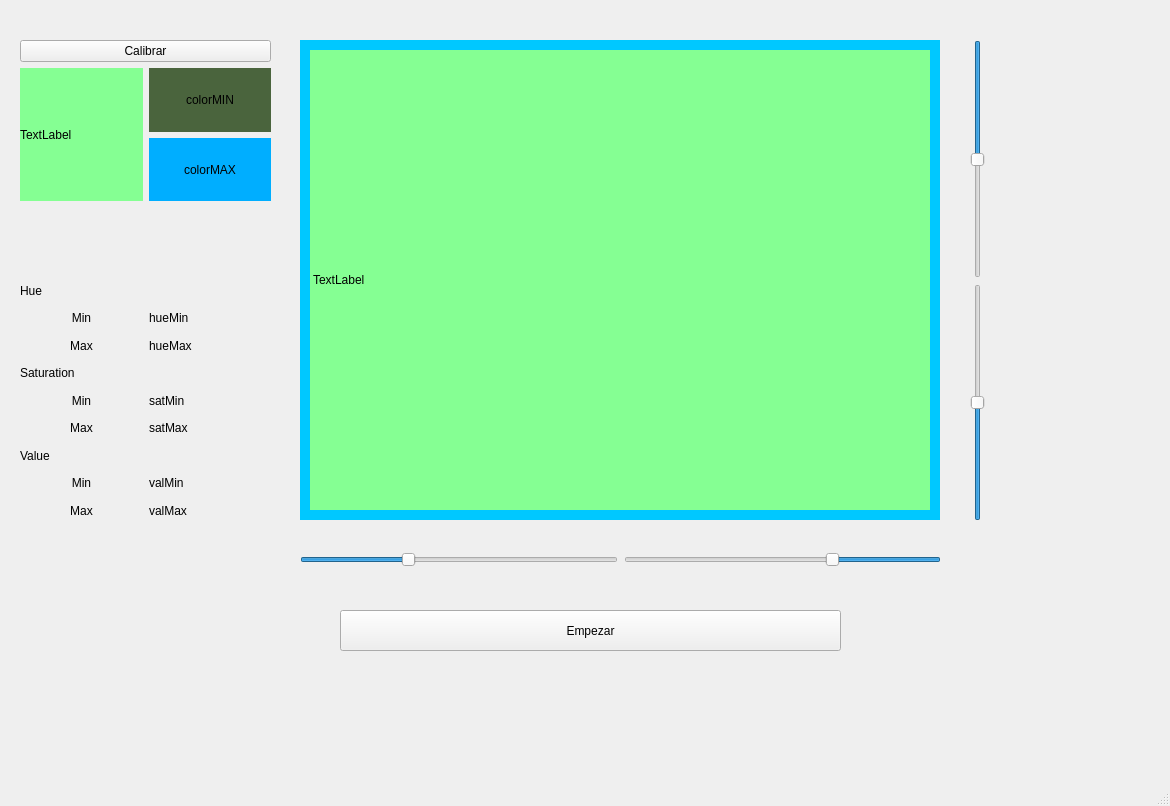
The window that ui/MainUI.ui (Kolark/Proyecto1VisionArtificial) describes before a commit, drawn with Qt 5.
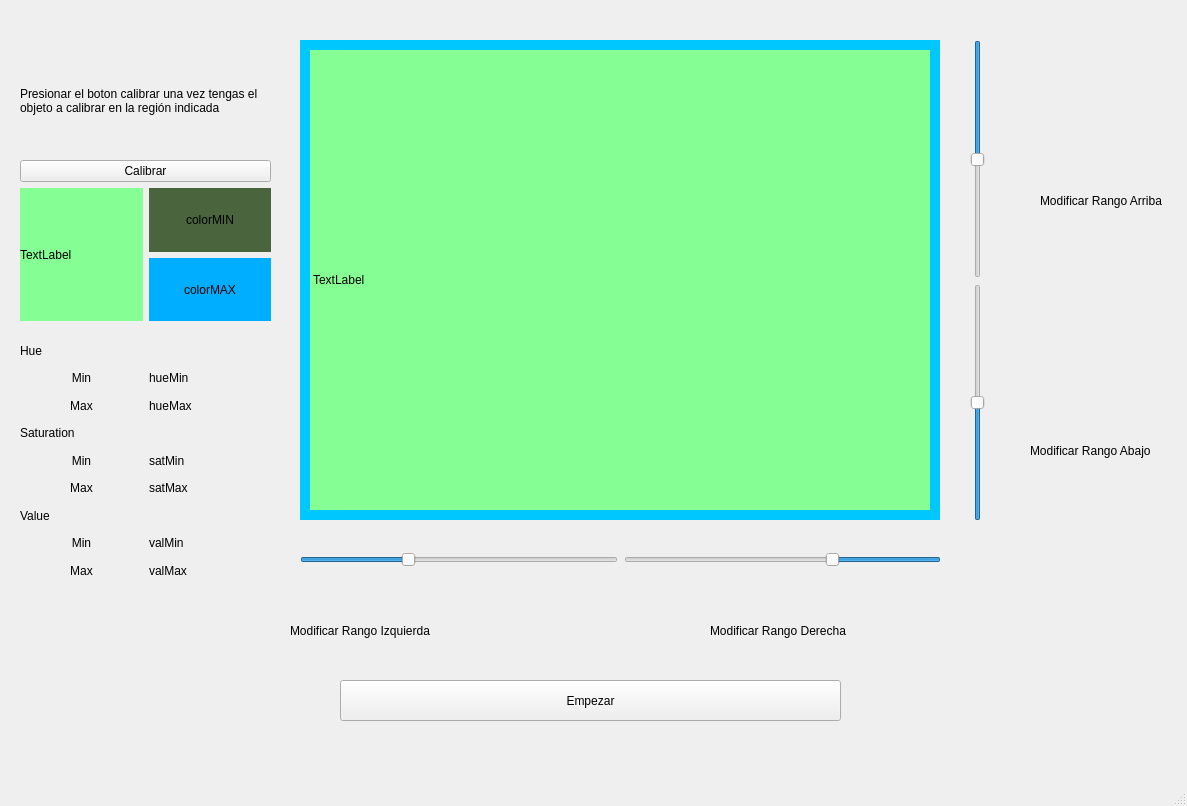
The same window after the commit.

The edit to the form file:
```diff
--- a/ui/MainUI.ui
+++ b/ui/MainUI.ui
@@ -6,7 +6,7 @@
    <rect>
     <x>0</x>
     <y>0</y>
-    <width>1170</width>
+    <width>1187</width>
     <height>806</height>
    </rect>
   </property>
@@ -18,7 +18,7 @@
     <property name="geometry">
      <rect>
       <x>20</x>
-      <y>40</y>
+      <y>160</y>
       <width>251</width>
       <height>161</height>
      </rect>
@@ -104,7 +104,7 @@
     <property name="geometry">
      <rect>
       <x>20</x>
-      <y>280</y>
+      <y>340</y>
       <width>251</width>
       <height>241</height>
      </rect>
@@ -281,7 +281,7 @@
     <property name="geometry">
      <rect>
       <x>340</x>
-      <y>610</y>
+      <y>680</y>
       <width>501</width>
       <height>41</height>
      </rect>
@@ -384,6 +384,86 @@
      </item>
     </layout>
    </widget>
+   <widget class="QLabel" name="label_4">
+    <property name="geometry">
+     <rect>
+      <x>20</x>
+      <y>50</y>
+      <width>251</width>
+      <height>101</height>
+     </rect>
+    </property>
+    <property name="text">
+     <string>Presionar el boton calibrar una vez tengas el objeto a calibrar en la región indicada</string>
+    </property>
+    <property name="wordWrap">
+     <bool>true</bool>
+    </property>
+   </widget>
+   <widget class="QLabel" name="label_5">
+    <property name="geometry">
+     <rect>
+      <x>290</x>
+      <y>610</y>
+      <width>301</width>
+      <height>41</height>
+     </rect>
+    </property>
+    <property name="text">
+     <string>Modificar Rango Izquierda</string>
+    </property>
+    <property name="wordWrap">
+     <bool>true</bool>
+    </property>
+   </widget>
+   <widget class="QLabel" name="label_8">
+    <property name="geometry">
+     <rect>
+      <x>710</x>
+      <y>610</y>
+      <width>171</width>
+      <height>41</height>
+     </rect>
+    </property>
+    <property name="text">
+     <string>Modificar Rango Derecha</string>
+    </property>
+    <property name="wordWrap">
+     <bool>true</bool>
+    </property>
+   </widget>
+   <widget class="QLabel" name="label_9">
+    <property name="geometry">
+     <rect>
+      <x>1040</x>
+      <y>180</y>
+      <width>171</width>
+      <height>41</height>
+     </rect>
+    </property>
+    <property name="text">
+     <string>Modificar Rango Arriba</string>
+    </property>
+    <property name="wordWrap">
+     <bool>true</bool>
+    </property>
+   </widget>
+   <widget class="QLabel" name="label_11">
+    <property name="geometry">
+     <rect>
+      <x>1030</x>
+      <y>430</y>
+      <width>171</width>
+      <height>41</height>
+     </rect>
+    </property>
+    <property name="text">
+     <string>Modificar Rango Abajo</string>
+    </property>
+    <property name="wordWrap">
+     <bool>true</bool>
+    </property>
+   </widget>
   </widget>
   <widget class="QMenuBar" name="menubar">
    <property name="geometry">
```
Left out of the diff: 2 changed lines with no effect on the pictures.
